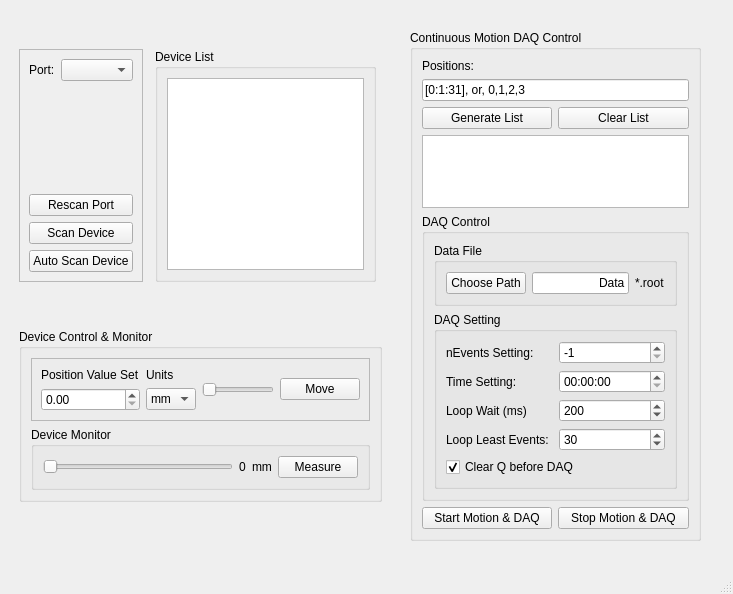
Above: src/ZaberControlWidget.ui from HelloUSTC114/FEEBoardGUI before the change. Below: the same form after it.
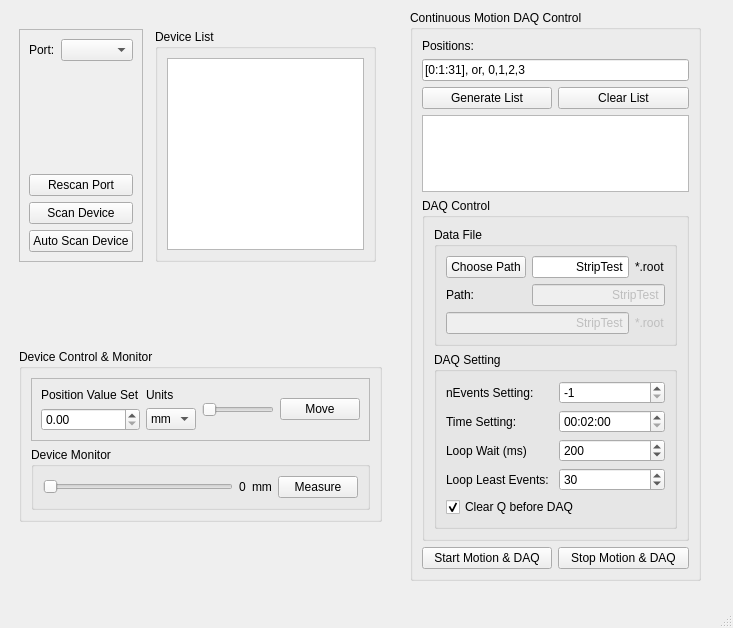
That is the form after the change.

Patch:
```diff
--- a/src/ZaberControlWidget.ui
+++ b/src/ZaberControlWidget.ui
@@ -7,7 +7,7 @@
     <x>0</x>
     <y>0</y>
     <width>733</width>
-    <height>594</height>
+    <height>628</height>
    </rect>
   </property>
   <property name="windowTitle">
@@ -18,9 +18,9 @@
     <property name="geometry">
      <rect>
       <x>10</x>
-      <y>40</y>
+      <y>20</y>
       <width>381</width>
-      <height>471</height>
+      <height>511</height>
      </rect>
     </property>
     <layout class="QGridLayout" name="gridLayout_2">
@@ -237,9 +237,9 @@
     <property name="geometry">
      <rect>
       <x>410</x>
-      <y>30</y>
+      <y>10</y>
       <width>291</width>
-      <height>511</height>
+      <height>571</height>
      </rect>
     </property>
     <property name="title">
@@ -316,33 +316,82 @@
            <string>Data File</string>
           </property>
           <layout class="QGridLayout" name="gridLayout_10">
-           <item row="0" column="0">
-            <widget class="QPushButton" name="btnPath">
-             <property name="text">
-              <string>Choose Path</string>
-             </property>
-            </widget>
-           </item>
-           <item row="0" column="3">
-            <widget class="QLabel" name="lblFileSuf_2">
-             <property name="text">
-              <string>*.root</string>
-             </property>
-             <property name="alignment">
-              <set>Qt::AlignLeading|Qt::AlignLeft|Qt::AlignVCenter</set>
-             </property>
-            </widget>
-           </item>
            <item row="0" column="1" colspan="2">
             <widget class="QLineEdit" name="lblFileName">
+             <property name="enabled">
+              <bool>true</bool>
+             </property>
              <property name="text">
-              <string>Data</string>
+              <string>StripTest</string>
              </property>
              <property name="alignment">
               <set>Qt::AlignRight|Qt::AlignTrailing|Qt::AlignVCenter</set>
              </property>
             </widget>
            </item>
+           <item row="3" column="0" colspan="3">
+            <widget class="QLineEdit" name="lblFileName_Display">
+             <property name="enabled">
+              <bool>false</bool>
+             </property>
+             <property name="text">
+              <string>StripTest</string>
+             </property>
+             <property name="alignment">
+              <set>Qt::AlignRight|Qt::AlignTrailing|Qt::AlignVCenter</set>
+             </property>
+            </widget>
+           </item>
+           <item row="0" column="3">
+            <widget class="QLabel" name="lblFileSuf_2">
+             <property name="text">
+              <string>*.root</string>
+             </property>
+             <property name="alignment">
+              <set>Qt::AlignLeading|Qt::AlignLeft|Qt::AlignVCenter</set>
+             </property>
+            </widget>
+           </item>
+           <item row="3" column="3">
+            <widget class="QLabel" name="lblFileSuf_3">
+             <property name="enabled">
+              <bool>false</bool>
+             </property>
+             <property name="text">
+              <string>*.root</string>
+             </property>
+             <property name="alignment">
+              <set>Qt::AlignLeading|Qt::AlignLeft|Qt::AlignVCenter</set>
+             </property>
+            </widget>
+           </item>
+           <item row="0" column="0">
+            <widget class="QPushButton" name="btnPath">
+             <property name="text">
+              <string>Choose Path</string>
+             </property>
+            </widget>
+           </item>
+           <item row="1" column="1" colspan="3">
+            <widget class="QLineEdit" name="lblFilePath_Display">
+             <property name="enabled">
+              <bool>false</bool>
+             </property>
+             <property name="text">
+              <string>StripTest</string>
+             </property>
+             <property name="alignment">
+              <set>Qt::AlignRight|Qt::AlignTrailing|Qt::AlignVCenter</set>
+             </property>
+            </widget>
+           </item>
+           <item row="1" column="0">
+            <widget class="QLabel" name="label_8">
+             <property name="text">
+              <string>Path:</string>
+             </property>
+            </widget>
+           </item>
           </layout>
          </widget>
         </item>
@@ -373,7 +422,7 @@
              <property name="time">
               <time>
                <hour>0</hour>
-               <minute>0</minute>
+               <minute>2</minute>
                <second>0</second>
               </time>
              </property>
```
